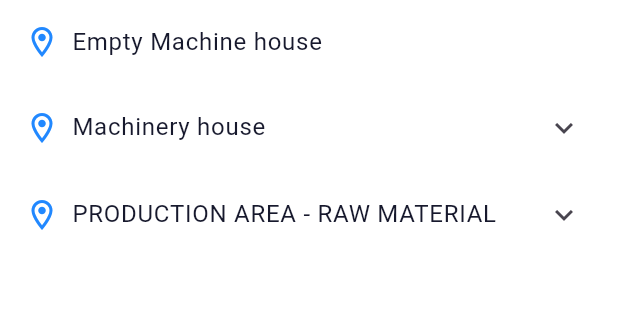
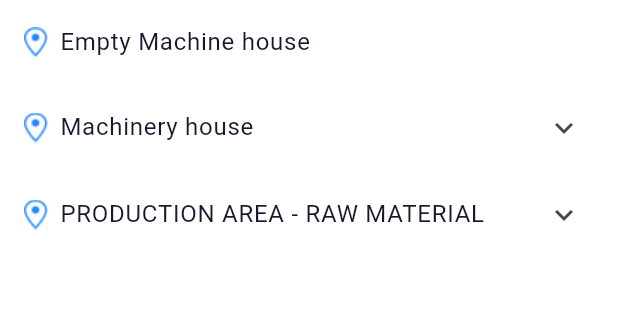
Before and after one commit to rodrigogaleano/assets_tree_flutter, a Flutter app: the screen it shows after launch, after a tap on "Jaguar Unit", on a phone screen of 412 x 824 dp, the part 84-404 px from its top. Run offline on Flutter 3.47's test engine with Material 3 defaults, Android fonts, the phone set to English and light mode, and no system bars; our stand-ins replace get_it, go_router, google_fonts; generated files the repository leaves out were written again.

Commit message:
[UPDATE] Add icons to components, assets and locations

```diff
--- a/lib/features/assets_tree/components/asset_tile/asset_tile_view_model.dart
+++ b/lib/features/assets_tree/components/asset_tile/asset_tile_view_model.dart
@@ -11,6 +11,11 @@ class AssetTileViewModel extends AssetTileViewModelProtocol {
   // MARK: - Public Getters
 
   @override
+  bool get isComponent {
+    return asset.sensorType != null;
+  }
+
+  @override
   String get title => asset.name;
 
   @override
--- a/lib/features/assets_tree/components/location_tile/location_tile_view.dart
+++ b/lib/features/assets_tree/components/location_tile/location_tile_view.dart
@@ -1,5 +1,6 @@
 import 'package:flutter/material.dart';
 
+import '../../../../support/style/app_assets.dart';
 import '../../../../support/style/app_colors.dart';
 import '../../../../support/style/app_fonts.dart';
 import '../asset_tile/asset_tile_view.dart';
@@ -21,10 +22,7 @@ class LocationTileView extends StatelessWidget {
       return ListTile(
         title: Row(
           children: [
-            const Icon(
-              Icons.location_on_outlined,
-              color: AppColors.lightBlue,
-            ),
+            Image.asset(AppAssets.icLocation),
             const SizedBox(width: 8),
             Text(
               viewModel.title,
@@ -39,10 +37,7 @@ class LocationTileView extends StatelessWidget {
       childrenPadding: const EdgeInsets.only(left: 16),
       title: Row(
         children: [
-          const Icon(
-            Icons.location_on_outlined,
-            color: AppColors.lightBlue,
-          ),
+          Image.asset(AppAssets.icLocation),
           const SizedBox(width: 8),
           Expanded(
             child: Text(
--- a/lib/support/style/app_assets.dart
+++ b/lib/support/style/app_assets.dart
@@ -2,6 +2,13 @@ class AppAssets {
   AppAssets._();
 
   static const String _dataPath = 'assets/data';
+  static const String _imagePath = 'assets/images';
+
+  // MARK: - Icons
+
+  static const String icAsset = '$_imagePath/ic_asset.png';
+  static const String icLocation = '$_imagePath/ic_location.png';
+  static const String icComponent = '$_imagePath/ic_component.png';
 
   // MARK: - Data
 
--- a/pubspec.yaml
+++ b/pubspec.yaml
@@ -2,7 +2,6 @@ name: assets_tree
 description: "A new Flutter project."
 
 publish_to: 'none'
-
 
 version: 1.0.0+1
 
@@ -17,7 +16,6 @@ dependencies:
 
   # UI
   google_fonts: ^6.2.1
-  cupertino_icons: ^1.0.6
 
   # Utils
   get_it: ^7.7.0
@@ -35,6 +33,7 @@ flutter:
   uses-material-design: true
 
   assets:
+    - assets/images/
     - assets/data/apex_unit/
     - assets/data/jaguar_unit/
     - assets/data/tobias_unit/
```
Also changed, not shown: lib/features/assets_tree/components/asset_tile/asset_tile_view.dart (+7 -8 lines), assets/images/ic_asset.png (added), assets/images/ic_component.png (added), assets/images/ic_location.png (added).
